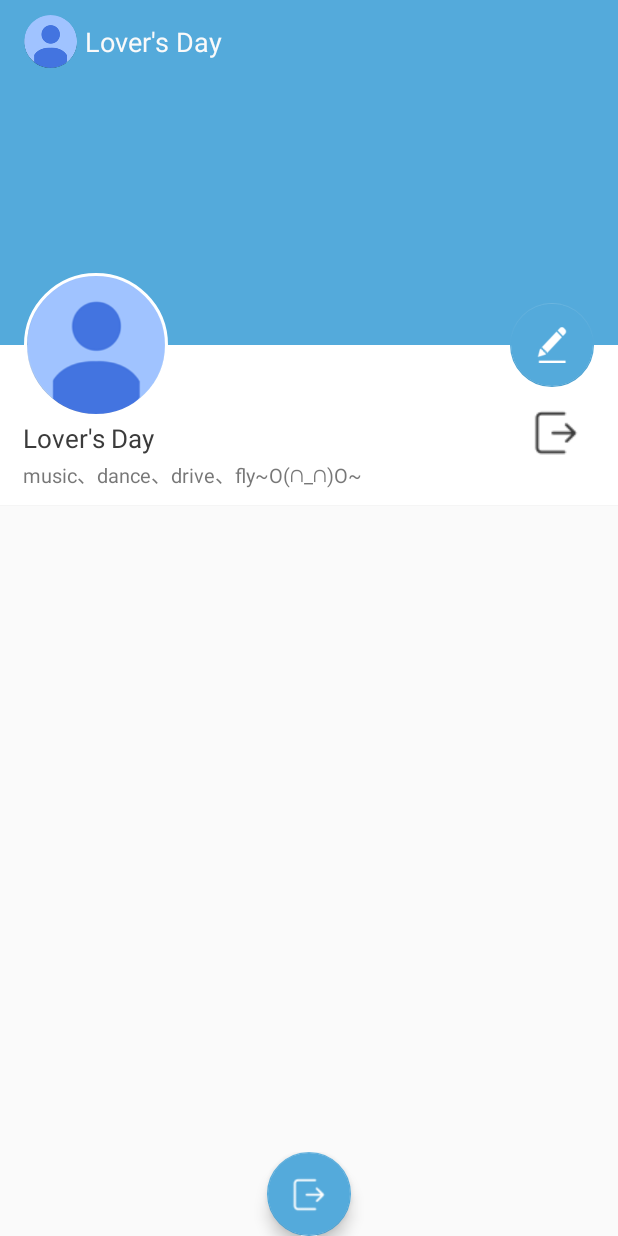
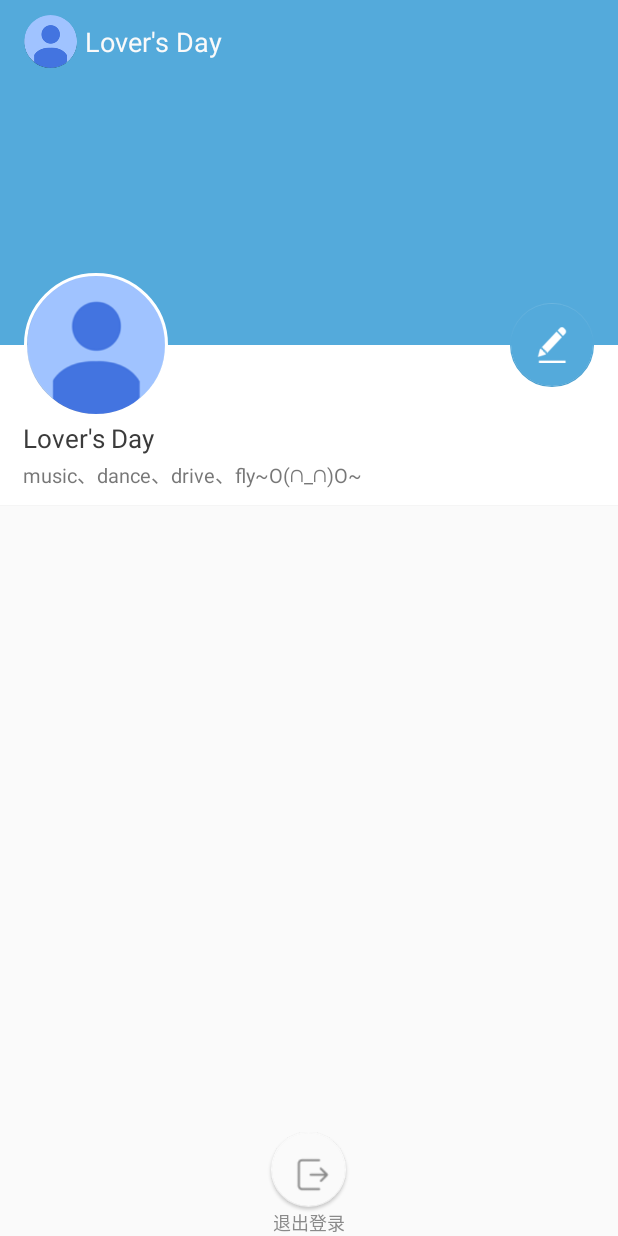
Before and after one commit to LeeLulin/ToDoList, an Android app: the UserDataActivity screen opened directly, with no data from a screen before it, on a phone screen of 412 x 824 dp. Run offline under Robolectric (Android 15) with nearby library versions, the phone set to English and light mode, and no system bars; our stand-ins replace CircleImageView; libraries missing offline, so code that uses them is left out: cn.bmob.v3, com.lidroid.xutils, jp.wasabeef.glide; 4 statements that could not run were skipped.

Commit message:
添加退出登录功能

```diff
--- a/app/src/main/java/com/example/lulin/todolist/activity/UserDataActivity.java
+++ b/app/src/main/java/com/example/lulin/todolist/activity/UserDataActivity.java
@@ -82,7 +82,7 @@ public class UserDataActivity extends BasicActivity implements View.OnClickListe
     private Uri imageUri;
     private Uri cropImageUri;
     private User user;
-    private FloatingActionButton edit;
+    private FloatingActionButton edit,exit;
     private EditText et_nickname = null;
     private EditText et_autograph = null;
     private EditText et_sex = null;
@@ -94,7 +94,6 @@ public class UserDataActivity extends BasicActivity implements View.OnClickListe
     private ImageView top_bg;
     private CircleImageView toolbar_userhead;
     private String imgPath;
-    private Button exit;
 
     @Override
     protected void onCreate(Bundle savedInstanceState) {
@@ -121,7 +120,7 @@ public class UserDataActivity extends BasicActivity implements View.OnClickListe
         user_head = (CircleImageView) findViewById(R.id.user_head);
         top_bg = (ImageView) findViewById(R.id.top_bg);
         toolbar_userhead = (CircleImageView) findViewById(R.id.toolbar_userhead);
-        exit = (Button) findViewById(R.id.exit_login);
+        exit = (FloatingActionButton) findViewById(R.id.exit_login);
     }
 
     @OnClick({R.id.takePic, R.id.takeGallery})
--- a/app/src/main/res/layout/activity_new_todo.xml
+++ b/app/src/main/res/layout/activity_new_todo.xml
@@ -72,7 +72,7 @@
         android:layout_width="wrap_content"
         android:layout_height="wrap_content"
         android:layout_margin="@dimen/fab_margin"
-        android:src="@drawable/selected"
+        android:src="@drawable/save_ok"
         app:elevation="0dp"
         app:layout_anchor="@id/app_bar"
         app:layout_anchorGravity="bottom|end" />
--- a/app/src/main/res/layout/activity_user_data.xml
+++ b/app/src/main/res/layout/activity_user_data.xml
@@ -105,12 +105,24 @@
 
         <android.support.design.widget.FloatingActionButton
             android:id="@+id/exit_login"
+            android:layout_width="50dp"
+            android:layout_height="50dp"
+            android:layout_alignParentTop="true"
+            android:layout_centerHorizontal="true"
+            android:src="@drawable/exit_half_black"
+            android:gravity="center"
+            app:elevation="1dp"
+            app:backgroundTint="@color/white"/>
+
+        <TextView
             android:layout_width="wrap_content"
             android:layout_height="wrap_content"
-            android:layout_alignParentTop="true"
+            android:layout_below="@+id/exit_login"
             android:layout_centerHorizontal="true"
-            android:src="@drawable/exit_white"
-            android:gravity="center" />
+            android:paddingTop="1dp"
+            android:text="退出登录"
+            android:textSize="12sp"
+            android:textColor="@color/half_black_2"/>
 
     </RelativeLayout>
 
--- a/app/src/main/res/layout/app_bar_main.xml
+++ b/app/src/main/res/layout/app_bar_main.xml
@@ -50,7 +50,7 @@
         android:layout_height="wrap_content"
         android:layout_gravity="bottom|end"
         android:layout_margin="@dimen/fab_margin"
-        android:src="@drawable/add"
+        android:src="@drawable/add_white"
         app:backgroundTint="@color/colorPrimary"
         app:elevation="6dp"
         app:rippleColor="@color/colorPrimaryDark"
--- a/app/src/main/res/layout/layout_uc_head_middle.xml
+++ b/app/src/main/res/layout/layout_uc_head_middle.xml
@@ -31,15 +31,15 @@
                 android:textColor="@color/black_semi"
                 android:textSize="17sp" />
 
-            <Button
-                android:id="@+id/exit_login"
-                android:layout_width="32dp"
-                android:layout_height="32dp"
-                android:layout_alignParentBottom="true"
-                android:layout_alignParentEnd="true"
-                android:layout_marginEnd="10dp"
-                android:background="@drawable/exit"
-                android:gravity="right" />
+            <!--<Button-->
+                <!--android:id="@+id/exit_login"-->
+                <!--android:layout_width="32dp"-->
+                <!--android:layout_height="32dp"-->
+                <!--android:layout_alignParentBottom="true"-->
+                <!--android:layout_alignParentEnd="true"-->
+                <!--android:layout_marginEnd="10dp"-->
+                <!--android:background="@drawable/exit"-->
+                <!--android:gravity="right" />-->
 
 
         </RelativeLayout>
--- a/app/src/main/res/values/colors.xml
+++ b/app/src/main/res/values/colors.xml
@@ -16,6 +16,7 @@
     <color name="black_semi">#3B3B3B</color>
     <color name="background">#e5e5e5</color>
     <color name="half_black">#808080</color>
+    <color name="half_black_2">#8a8a8a</color>
     <color name="white">#fafafa</color>
     <color name="white_pressed">#f1f1f1</color>
     <color name="pink">#e91e63</color>
```
Also changed, not shown: app/src/main/res/drawable/add.png (deleted), app/src/main/res/drawable/add_half_black.png (added), app/src/main/res/drawable/add_white.png (added), app/src/main/res/drawable/exit_half_black.png (added), app/src/main/res/drawable/save_ok.png (renamed from app/src/main/res/drawable/selected.png).
